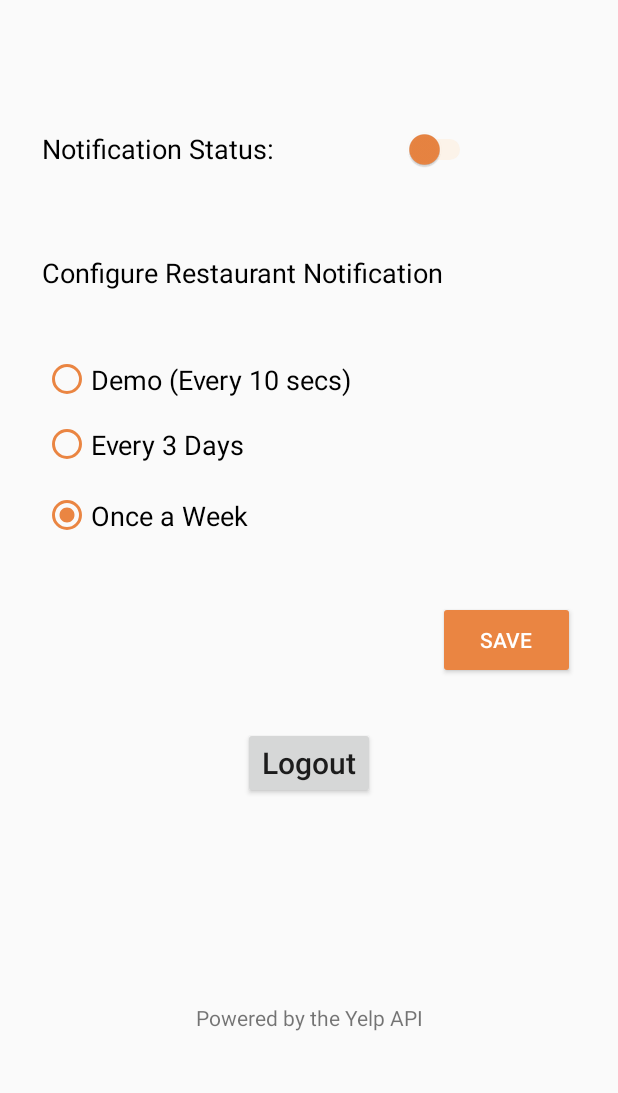
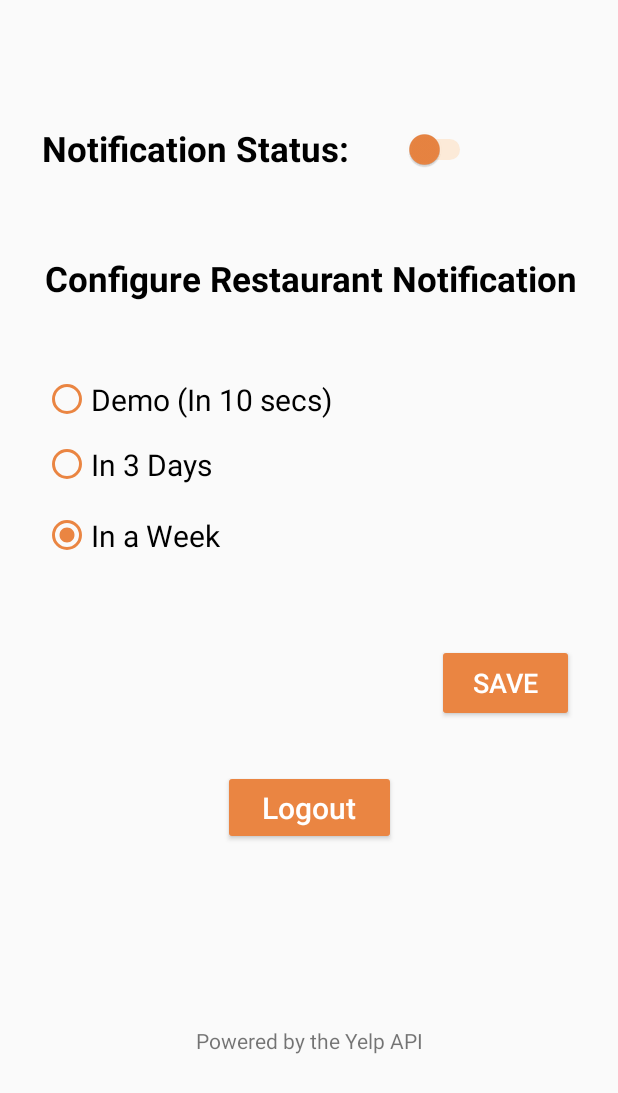
Before and after one commit to FarzanKh/I-Am-Feeling-Hungry, an Android app: the SettingsActivity screen opened directly, with no data from a screen before it, after a tap on "SAVE", on a phone screen of 412 x 824 dp. Shown: the top 1093 px of the screen. Run offline under Robolectric (Android 15) with nearby library versions, the phone set to English and light mode, and no system bars; our stand-ins replace Firebase (no records; nobody signed in at launch, a user with empty details on screens opened directly); 3 other taps on this screen came first.

Commit message:
Small changes to settings (UI, ToggleButton changes)

```diff
--- a/app/src/main/java/com/team6/iamfeelinghungry/SettingsActivity.java
+++ b/app/src/main/java/com/team6/iamfeelinghungry/SettingsActivity.java
@@ -80,26 +80,31 @@ public class SettingsActivity extends AppCompatActivity {
             public void onCheckedChanged(CompoundButton buttonView, boolean isChecked) {
                 if (isChecked) {
                     // The toggle is enabled, Disable Radio Buttons
+                    radBtn1.setClickable(true);
+                    radBtn2.setClickable(true);
+                    radBtn3.setClickable(true);
+                    btn.setClickable(true);
+                    switchBtn.setText("Notification Status: Enabled");
+                    Toast.makeText(SettingsActivity.this,
+                            "Switch On", Toast.LENGTH_SHORT).show();
+                    notifCheck = true;
+
+
+                } else {
+                    // The toggle is enabled, Disable Radio Buttons
                     radBtn1.setClickable(false);
                     radBtn2.setClickable(false);
                     radBtn3.setClickable(false);
-                    btn.setClickable(false);
+                    //btn.setClickable(false);
+                    Toast.makeText(SettingsActivity.this,
+                            "Switch Off", Toast.LENGTH_SHORT).show();
                     switchBtn.setText("Notification Status: Disabled");
+                    //switchBtn.setCol
                     notifCheck = false;
 
                     if (!notifCheck && alarmManager != null && pendingIntent != null) {
                         alarmManager.cancel(pendingIntent);
                     }
-
-                } else {
-                    // The toggle is disabled, Enable Radio Buttons
-                    radBtn1.setClickable(true);
-                    radBtn2.setClickable(true);
-                    radBtn3.setClickable(true);
-                    btn.setClickable(true);
-                    switchBtn.setText("Notification Status: Enabled");
-                    notifCheck = true;
-
                 }
             }
         });
@@ -144,12 +149,13 @@ public class SettingsActivity extends AppCompatActivity {
     /** Called when the user touches the save button */
     public void saveNotification(View view)
     {
+
         // Do something in response to button click
         if(rad1) {
-            sendToast("Notification set for Every 10 secs!");
-            scheduleNotification(getNotification( "Every 10 secs" ) , 5000 );
+            sendToast("Notification set in 10 secs!");
+            scheduleNotification(getNotification( "After 10 secs" ) , 8000 );
         } else if (rad2) {
-            sendToast("Notification set for 3 Days a Week!");
+            sendToast("Notification set in 3 days!");
             int num = 86400000 * 3;
             scheduleNotification(getNotification( "In 3 days" ) , num );
         } else if(rad3) {
@@ -172,7 +178,7 @@ public class SettingsActivity extends AppCompatActivity {
         long futureInMillis = SystemClock.elapsedRealtime() + delay ;
         alarmManager = (AlarmManager) getSystemService(Context.ALARM_SERVICE ) ;
         assert alarmManager != null;
-        alarmManager.setInexactRepeating(AlarmManager.ELAPSED_REALTIME_WAKEUP, futureInMillis, delay, pendingIntent); ;
+        alarmManager.set(AlarmManager.ELAPSED_REALTIME_WAKEUP, futureInMillis, pendingIntent); ;
     }
 
     private Notification getNotification (String content) {
--- a/app/src/main/res/layout/activity_settings.xml
+++ b/app/src/main/res/layout/activity_settings.xml
@@ -9,19 +9,22 @@
 
     <!-- add RadioGroup which contain the many RadioButton-->
 
+
     <TextView
         android:id="@+id/configuration"
-        android:layout_width="319dp"
-        android:layout_height="39dp"
+        android:layout_width="380dp"
+        android:layout_height="93dp"
         android:text="Configure Restaurant Notification"
         android:textColor="#000000"
-        android:textSize="18sp"
+        android:textSize="23dp"
+        android:textStyle="bold"
+        android:textAppearance="@style/TextAppearance.AppCompat.Medium"
         app:layout_constraintBottom_toBottomOf="parent"
         app:layout_constraintEnd_toEndOf="parent"
-        app:layout_constraintHorizontal_bias="0.304"
+        app:layout_constraintHorizontal_bias="0.935"
         app:layout_constraintStart_toStartOf="parent"
         app:layout_constraintTop_toTopOf="parent"
-        app:layout_constraintVertical_bias="0.216" />
+        app:layout_constraintVertical_bias="0.233" />
 
     <RadioGroup
         android:id="@+id/groupradio"
@@ -32,17 +35,17 @@
         app:layout_constraintHorizontal_bias="0.933"
         app:layout_constraintStart_toStartOf="parent"
         app:layout_constraintTop_toTopOf="parent"
-        app:layout_constraintVertical_bias="0.346">
+        app:layout_constraintVertical_bias="0.366">
 
 
         <RadioButton
             android:id="@+id/radia_id1"
             android:layout_width="368dp"
             android:layout_height="43dp"
+            android:buttonTint="#EA8542"
             android:onClick="onRadioButtonClicked"
-            android:text="Demo (Every 10 secs)"
-            android:textSize="18dp"
-            android:buttonTint="#EA8542"
+            android:text="Demo (In 10 secs)"
+            android:textSize="20dp"
             app:layout_constraintBottom_toBottomOf="parent"
             app:layout_constraintEnd_toEndOf="parent"
             app:layout_constraintHorizontal_bias="0.627"
@@ -54,10 +57,10 @@
             android:id="@+id/radia_id2"
             android:layout_width="368dp"
             android:layout_height="43dp"
+            android:buttonTint="#EA8542"
             android:onClick="onRadioButtonClicked"
-            android:text="Every 3 Days"
-            android:textSize="18dp"
-            android:buttonTint="#EA8542"
+            android:text="In 3 Days"
+            android:textSize="20dp"
             app:layout_constraintBottom_toBottomOf="parent"
             app:layout_constraintEnd_toEndOf="parent"
             app:layout_constraintHorizontal_bias="0.627"
@@ -69,10 +72,10 @@
             android:id="@+id/radia_id3"
             android:layout_width="350dp"
             android:layout_height="51dp"
+            android:buttonTint="#EA8542"
             android:onClick="onRadioButtonClicked"
-            android:text="Once a Week"
-            android:textSize="18dp"
-            android:buttonTint="#EA8542"
+            android:text="In a Week"
+            android:textSize="20dp"
             app:layout_constraintBottom_toBottomOf="parent"
             app:layout_constraintEnd_toEndOf="parent"
             app:layout_constraintHorizontal_bias="0.262"
@@ -89,23 +92,25 @@
         android:backgroundTint="#EA8542"
         android:onClick="saveNotification"
         android:text="Save"
+        android:textSize="18dp"
         android:textColor="#FFFFFF"
         app:layout_constraintBottom_toBottomOf="parent"
         app:layout_constraintEnd_toEndOf="parent"
-        app:layout_constraintHorizontal_bias="0.91"
+        app:layout_constraintHorizontal_bias="0.909"
         app:layout_constraintStart_toStartOf="parent"
         app:layout_constraintTop_toTopOf="parent"
-        app:layout_constraintVertical_bias="0.519" />
-
+        app:layout_constraintVertical_bias="0.556" />
 
     <Button
         android:id="@+id/logout"
-        android:layout_width="wrap_content"
-        android:layout_height="wrap_content"
+        android:layout_width="115dp"
+        android:layout_height="50dp"
         android:layout_marginTop="32dp"
+        android:backgroundTint="#EA8542"
         android:text="Logout"
+        android:textSize="20dp"
         android:textAllCaps="false"
-        android:textSize="20dp"
+        android:textColor="#FFFFFF"
         app:layout_constraintEnd_toEndOf="parent"
         app:layout_constraintStart_toStartOf="parent"
         app:layout_constraintTop_toBottomOf="@+id/button" />
@@ -115,9 +120,11 @@
         android:layout_width="289dp"
         android:layout_height="77dp"
         android:thumbTint="#EA8542"
-        android:trackTint="#FFDAB5"
+        android:trackTint="#ffb973"
         android:text="Notification Status:"
-        android:textSize="18dp"
+        android:textSize="23dp"
+        android:textStyle="bold"
+        android:textAppearance="@style/TextAppearance.AppCompat.Medium"
         app:layout_constraintBottom_toBottomOf="parent"
         app:layout_constraintEnd_toEndOf="parent"
         app:layout_constraintHorizontal_bias="0.229"
```
